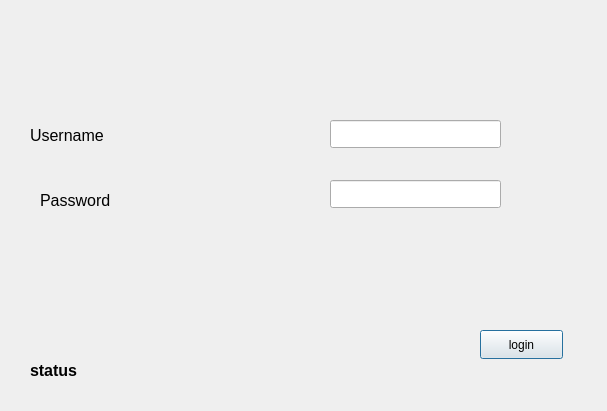
The window that login.ui (SaubhagyaSingh/Sonic) describes before a commit, drawn with Qt 5.
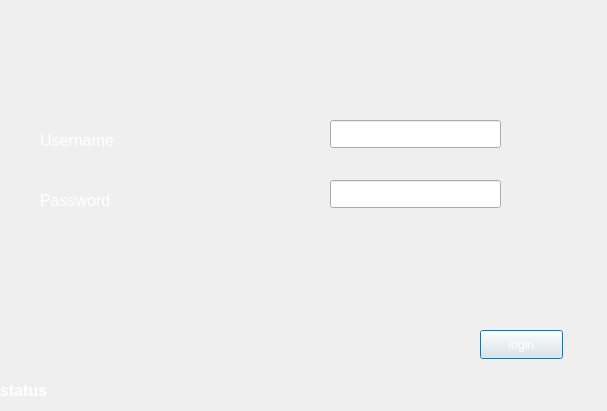
The same window after the commit. Icons and pictures are not drawn.

Patch:
```diff
--- a/login.ui
+++ b/login.ui
@@ -13,15 +13,21 @@
   <property name="windowTitle">
    <string>Dialog</string>
   </property>
+  <property name="styleSheet">
+   <string notr="true">background-image:url(C:/Users/saubhagya singh/OneDrive/Documents/VScode/Sonic_Db/images/loginbg.jpeg)</string>
+  </property>
   <widget class="QLabel" name="label3">
    <property name="geometry">
     <rect>
-     <x>30</x>
+     <x>40</x>
      <y>120</y>
-     <width>101</width>
-     <height>31</height>
+     <width>111</width>
+     <height>41</height>
     </rect>
    </property>
+   <property name="styleSheet">
+    <string notr="true">color:rgb(255, 255, 255)</string>
+   </property>
    <property name="text">
     <string>&lt;html&gt;&lt;head/&gt;&lt;body&gt;&lt;p&gt;&lt;span style=&quot; font-size:12pt;&quot;&gt;Username&lt;/span&gt;&lt;/p&gt;&lt;/body&gt;&lt;/html&gt;</string>
    </property>
@@ -35,6 +41,9 @@
      <height>41</height>
     </rect>
    </property>
+   <property name="styleSheet">
+    <string notr="true">color:rgb(255, 255, 255)</string>
+   </property>
    <property name="text">
     <string>&lt;html&gt;&lt;head/&gt;&lt;body&gt;&lt;p&gt;&lt;span style=&quot; font-size:12pt;&quot;&gt;Password&lt;/span&gt;&lt;/p&gt;&lt;/body&gt;&lt;/html&gt;</string>
    </property>
@@ -48,6 +57,9 @@
      <height>29</height>
     </rect>
    </property>
+   <property name="styleSheet">
+    <string notr="true">color:rgb(255, 255, 255)</string>
+   </property>
    <property name="text">
     <string>login</string>
    </property>
@@ -78,12 +90,15 @@
   <widget class="QLabel" name="status">
    <property name="geometry">
     <rect>
-     <x>30</x>
-     <y>350</y>
+     <x>0</x>
+     <y>370</y>
      <width>391</width>
      <height>41</height>
     </rect>
    </property>
+   <property name="styleSheet">
+    <string notr="true">color:rgb(255, 255, 255)</string>
+   </property>
    <property name="text">
     <string>&lt;html&gt;&lt;head/&gt;&lt;body&gt;&lt;p&gt;&lt;span style=&quot; font-size:12pt; font-weight:700;&quot;&gt;status&lt;/span&gt;&lt;/p&gt;&lt;/body&gt;&lt;/html&gt;</string>
    </property>
```
Left out of the diff: 6 changed lines with no effect on the pictures.
